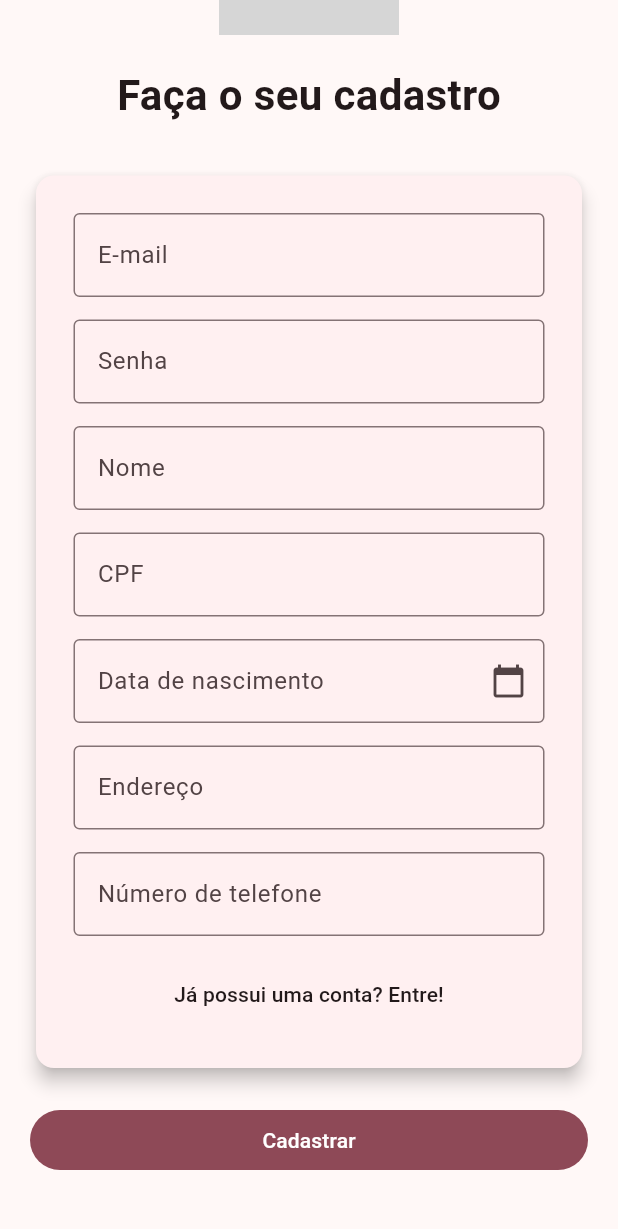
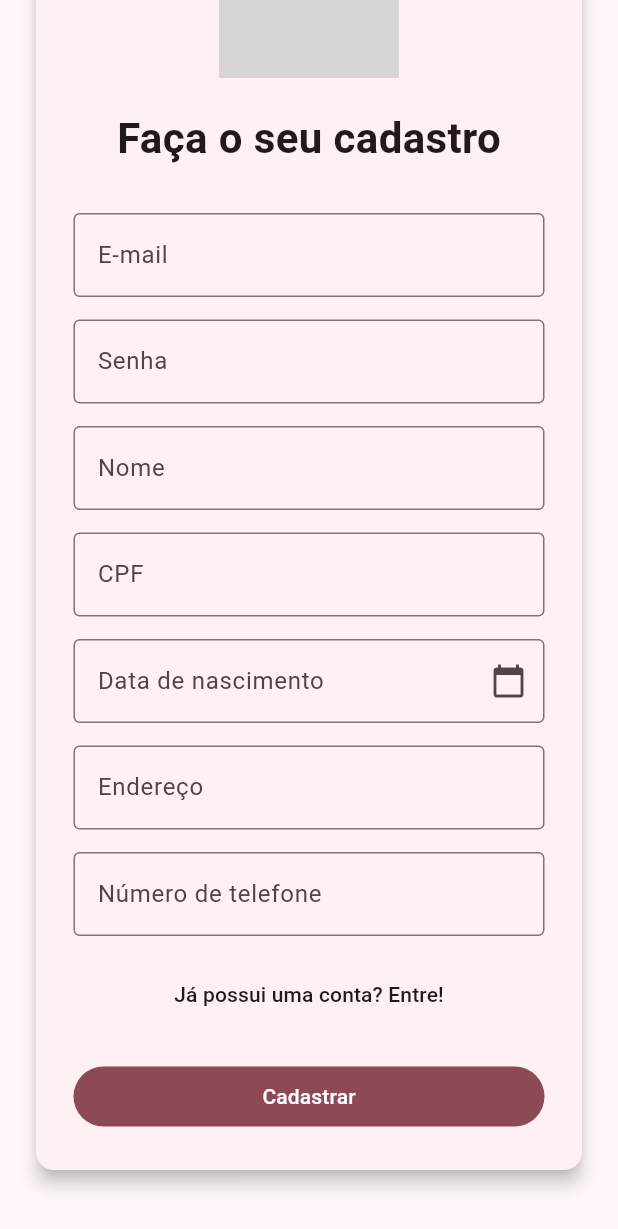
Before and after one commit to luizbarboza/salao_raquele_lisboa, a Flutter app: the RegisterPage screen opened directly, scrolled down 137 dp, on a phone screen of 412 x 824 dp. Shown: the top 1229 px of the screen. Run offline on Flutter 3.47's test engine with Material 3 defaults, Android fonts, the phone set to English and light mode, and no system bars; our stand-ins replace equatable, flutter_bloc, flutter_svg, material_symbols_icons, supabase_flutter; accounts and stored records are empty; network calls fail; grey boxes are pictures that could not be loaded.

Commit message:
correçao de bug no data/provider, mudanças visuais nas telas login, register, appointments e new_appointments

```diff
--- a/lib/bloc/appointment.dart
+++ b/lib/bloc/appointment.dart
@@ -14,7 +14,7 @@ class AppointmentBloc extends Bloc<AppointmentEvent, AppointmentState> {
       AppointmentFetch event, Emitter<AppointmentState> emit) async {
     emit(AppointmentFetching());
     try {
-      final appointment = await fetchAppointment();
+      final appointment = await fetchAppointment(event.criteria);
       emit(AppointmentFetched(appointment));
     } catch (e) {
       emit(AppointmentError(e.toString()));
--- a/lib/bloc/appointment_event.dart
+++ b/lib/bloc/appointment_event.dart
@@ -1,6 +1,10 @@
 abstract class AppointmentEvent {}
 
-class AppointmentFetch extends AppointmentEvent {}
+class AppointmentFetch extends AppointmentEvent {
+  final Map<String, Object>? criteria;
+
+  AppointmentFetch([this.criteria]);
+}
 
 class AppointmentInsert extends AppointmentEvent {
   Map<String, Object> values;
--- a/lib/page/register.dart
+++ b/lib/page/register.dart
@@ -60,14 +60,19 @@ class RegisterPage extends StatelessWidget {
             return const Center(child: CircularProgressIndicator());
           }
 
-          return SingleChildScrollView(
+          return Center(
+            child: SingleChildScrollView(
               child: Padding(
-              padding: const EdgeInsets.symmetric(vertical: 40, horizontal: 20),
-              child: Center(
+                padding:
+                    const EdgeInsets.symmetric(vertical: 40, horizontal: 20),
                 child: ConstrainedBox(
                   constraints: const BoxConstraints(maxWidth: 400),
+                  child: Card(
+                    color: colorScheme.surfaceContainerLow,
+                    elevation: 5,
+                    child: Padding(
+                      padding: const EdgeInsets.all(25),
                       child: Column(
-                    mainAxisAlignment: MainAxisAlignment.center,
                         children: [
                           const CircleAvatar(
                             radius: 60,
@@ -83,13 +88,6 @@ class RegisterPage extends StatelessWidget {
                             ),
                           ),
                           const SizedBox(height: 30),
-                      Card(
-                        color: colorScheme.surfaceContainerLow,
-                        elevation: 5,
-                        child: Padding(
-                          padding: const EdgeInsets.all(25),
-                          child: Column(
-                            children: [
                           _buildTextField(
                             controller: _emailController,
                             label: 'E-mail',
@@ -119,8 +117,7 @@ class RegisterPage extends StatelessWidget {
                             controller: _birthDateController,
                             decoration: InputDecoration(
                               labelText: 'Data de nascimento',
-                                  hintText:
-                                      'Selecione a sua data de nascimento',
+                              hintText: 'Selecione a sua data de nascimento',
                               suffixIcon: IconButton(
                                 icon: const Icon(Icons.calendar_today),
                                 onPressed: () => _selectDate(context),
@@ -160,14 +157,10 @@ class RegisterPage extends StatelessWidget {
                               ),
                             ),
                           ),
-                            ],
-                          ),
-                        ),
-                      ),
                           const SizedBox(height: 20),
                           SizedBox(
-                        width:
-                            double.infinity, // O botão ocupará toda a largura
+                            width: double
+                                .infinity, // O botão ocupará toda a largura
                             child: FilledButton(
                               onPressed: () {
                                 context.read<AuthBloc>().add(
@@ -179,7 +172,8 @@ class RegisterPage extends StatelessWidget {
                                         birthDate: DateFormat('yyyy-MM-dd')
                                             .format(_pickedDate!),
                                         address: _addressController.text,
-                                    phoneNumber: _phoneNumberController.text,
+                                        phoneNumber:
+                                            _phoneNumberController.text,
                                       ),
                                     );
                               },
@@ -189,6 +183,8 @@ class RegisterPage extends StatelessWidget {
                             ),
                           ),
                         ],
+                      ),
+                    ),
                   ),
                 ),
               ),
--- a/pubspec.yaml
+++ b/pubspec.yaml
@@ -11,7 +11,9 @@ dependencies:
   flutter:
     sdk: flutter
   flutter_bloc: ^8.1.6
+  flutter_svg: ^2.0.10+1
   intl: ^0.19.0
+  material_symbols_icons: ^4.2788.0
   supabase_flutter: ^2.7.0
 
 dev_dependencies:
@@ -21,3 +23,5 @@ dev_dependencies:
 
 flutter:
   uses-material-design: true
+  assets:
+    - assets/
```
Also changed, not shown: lib/data/provider.dart (+6 -6 lines), lib/page/appointments.dart (+53 -10 lines), lib/page/login.dart (+11 -15 lines), lib/page/new_appointment.dart (+15 -12 lines), assets/new_appointment.svg (added), assets/new_appointment_2.svg (added), pubspec.lock. Lines whose indentation alone changed are shown as unchanged.
